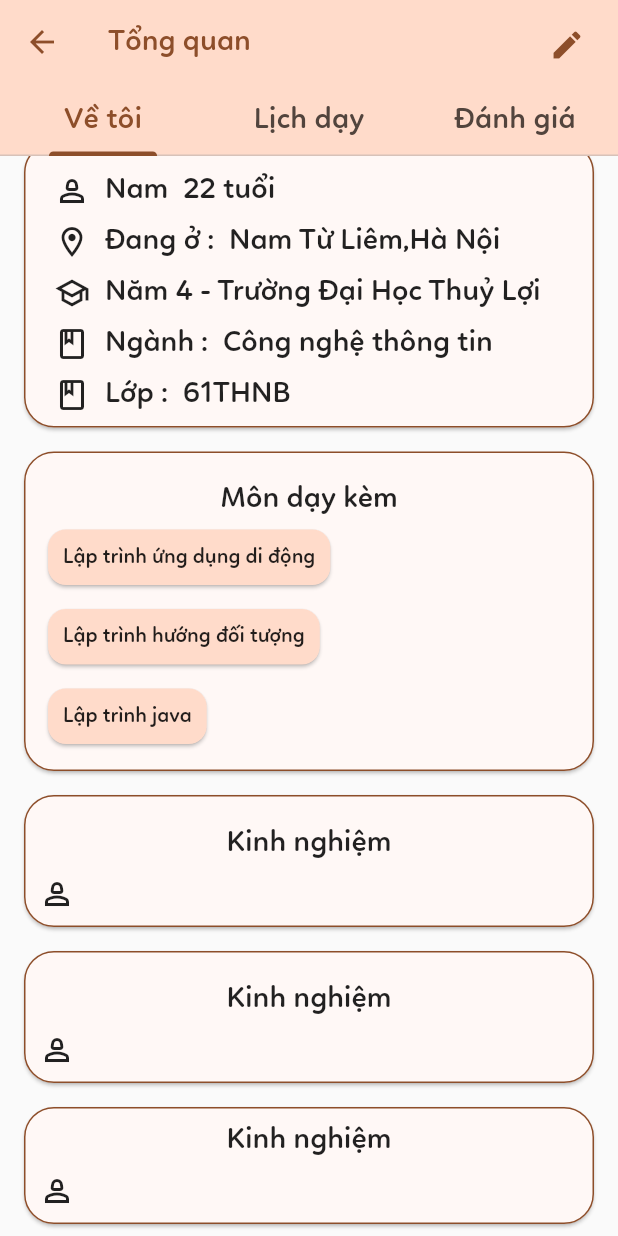
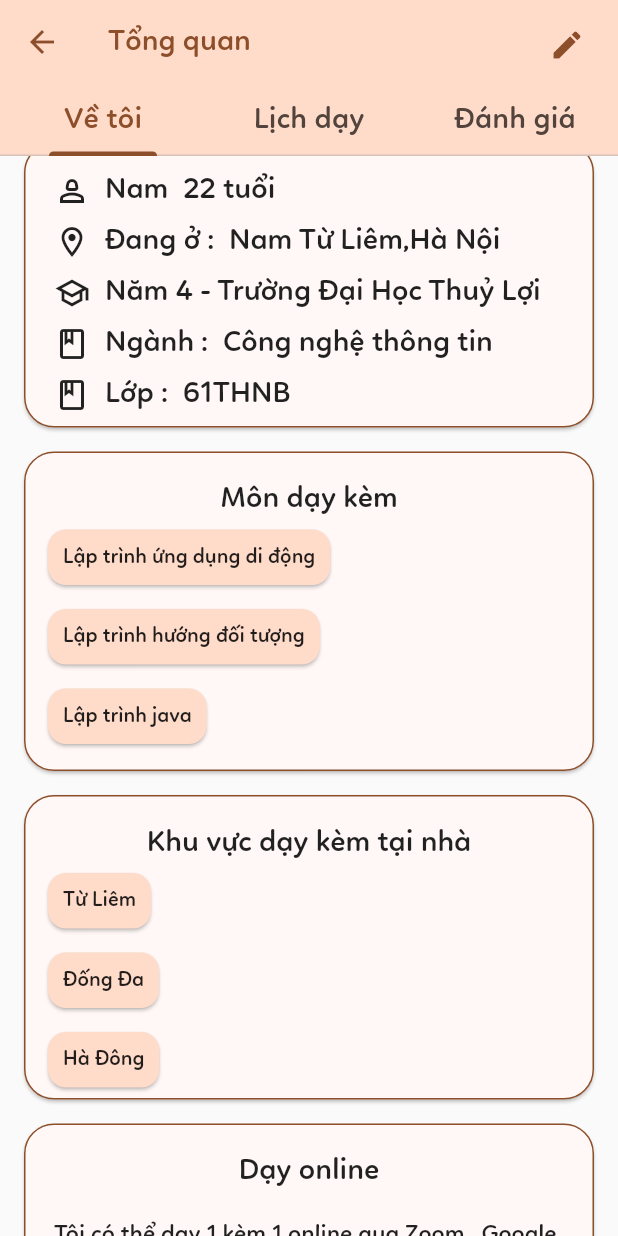
Before and after one commit to ZecManh/Student_Learn, a Flutter app: the TutorInfo screen opened directly, scrolled down 516 dp, on a phone screen of 412 x 824 dp. Run offline on Flutter 3.47's test engine with Material 2 defaults, Android fonts, the phone set to English and light mode, and no system bars; our stand-ins replace cloud_firestore, email_validator, firebase_auth, firebase_core, firebase_storage, flutter_pw_validator and 4 more; missing offline and left inert: firebase_app_check, qr_code_scanner; accounts and stored records are empty; network calls fail.

Commit message:
fix text

```diff
--- a/lib/screen/learner/dash_board_learner_main.dart
+++ b/lib/screen/learner/dash_board_learner_main.dart
@@ -221,7 +221,7 @@ class _DashBoardLearnerMainState extends State<DashBoardLearnerMain> {
                   ),
                   Expanded(
                     child: Padding(
-                      padding: const EdgeInsets.all(10),
+                      padding: const EdgeInsets.all(20),
                       child: Column(
                         children: [
                           Container(
--- a/lib/screen/tutor/dash_board_tutor_main.dart
+++ b/lib/screen/tutor/dash_board_tutor_main.dart
@@ -203,7 +203,7 @@ class _DashBoardTutorMainState extends State<DashBoardTutorMain> {
                             child: const Padding(
                               padding: EdgeInsets.all(18),
                               child: Icon(
-                                Icons.person_add_alt,
+                                Icons.add_outlined,
                                 color: Colors.white,
                               ),
                             ),
@@ -212,7 +212,7 @@ class _DashBoardTutorMainState extends State<DashBoardTutorMain> {
                             height: 10,
                           ),
                           const Text(
-                            'Tìm gia sư',
+                            'Tạo lớp dạy',
                             style: TextStyle(fontSize: 16),
                           )
                         ],
@@ -221,7 +221,7 @@ class _DashBoardTutorMainState extends State<DashBoardTutorMain> {
                   ),
                   Expanded(
                     child: Padding(
-                      padding: const EdgeInsets.all(10),
+                      padding: const EdgeInsets.all(20),
                       child: Column(
                         children: [
                           Container(
@@ -235,7 +235,7 @@ class _DashBoardTutorMainState extends State<DashBoardTutorMain> {
                             child: const Padding(
                               padding: EdgeInsets.all(18),
                               child: Icon(
-                                Icons.menu_book,
+                                Icons.mark_email_unread_outlined,
                                 color: Colors.white,
                               ),
                             ),
@@ -244,7 +244,7 @@ class _DashBoardTutorMainState extends State<DashBoardTutorMain> {
                             height: 10,
                           ),
                           const Text(
-                            'Khoá học',
+                            'Lời mời dạy',
                             style: TextStyle(fontSize: 16),
                           )
                         ],
@@ -304,7 +304,7 @@ class _DashBoardTutorMainState extends State<DashBoardTutorMain> {
                 mainAxisSize: MainAxisSize.max,
                 children: [
                   const Text(
-                    'Gia sư phù hợp với bạn',
+                    'Lớp đang dạy',
                     style: TextStyle(fontSize: 20),
                   ),
                   Text(
--- a/lib/screen/tutor/tutor_info.dart
+++ b/lib/screen/tutor/tutor_info.dart
@@ -111,14 +111,22 @@ class _TutorInfoState extends State<TutorInfo> with TickerProviderStateMixin {
                                   children: [
                                     Text(
                                       'Đã xác minh',
-                                      style: TextStyle(color: Theme.of(context).colorScheme.secondary,
+                                      style: TextStyle(
+                                          color: Theme.of(context)
+                                              .colorScheme
+                                              .secondary,
                                           fontSize: 20,
                                           fontStyle: FontStyle.italic),
                                     ),
                                     SizedBox(
                                       width: 10,
                                     ),
-                                    Icon(Icons.verified_outlined,color: Theme.of(context).colorScheme.secondary,)
+                                    Icon(
+                                      Icons.verified_outlined,
+                                      color: Theme.of(context)
+                                          .colorScheme
+                                          .secondary,
+                                    )
                                   ]),
                             ),
                           ),
@@ -375,24 +383,43 @@ class _TutorInfoState extends State<TutorInfo> with TickerProviderStateMixin {
                     ),
                     color: Theme.of(context).colorScheme.background,
                     child: Column(
-                      // crossAxisAlignment: CrossAxisAlignment.stretch,
+                      crossAxisAlignment: CrossAxisAlignment.start,
                       children: [
                         SizedBox(
                           height: 20,
                         ),
                         Center(
                           child: Text(
-                            'Kinh nghiệm',
+                            'Khu vực dạy kèm tại nhà',
                             style: TextStyle(fontSize: 20),
                           ),
                         ),
-                        Row(
+                        Column(
+                          crossAxisAlignment: CrossAxisAlignment.start,
                           children: [
-                            Padding(
-                                padding: EdgeInsets.all(10),
-                                child: Icon(Icons.person_2_outlined))
+                            Card(
+                                child: Padding(
+                                    padding: EdgeInsets.all(10),
+                                    child: Text(
+                                      'Từ Liêm',
+                                      style: TextStyle(fontSize: 14),
+                                    ))),
+                            Card(
+                                child: Padding(
+                                    padding: EdgeInsets.all(10),
+                                    child: Text(
+                                      'Đống Đa',
+                                      style: TextStyle(fontSize: 14),
+                                    ))),
+                            Card(
+                                child: Padding(
+                                    padding: EdgeInsets.all(10),
+                                    child: Text(
+                                      'Hà Đông',
+                                      style: TextStyle(fontSize: 14),
+                                    )))
                           ],
-                        ),
+                        )
                       ],
                     ),
                   ),
@@ -412,50 +439,19 @@ class _TutorInfoState extends State<TutorInfo> with TickerProviderStateMixin {
                         ),
                         Center(
                           child: Text(
-                            'Kinh nghiệm',
+                            'Dạy online',
                             style: TextStyle(fontSize: 20),
                           ),
                         ),
-                        Row(
-                          children: [
-                            Padding(
-                                padding: EdgeInsets.all(10),
-                                child: Icon(Icons.person_2_outlined))
-                          ],
-                        ),
+                        Padding(
+                            padding: EdgeInsets.all(20),
+                            child: Text(
+                              'Tôi có thể dạy 1 kèm 1 online qua Zoom , Google meet',
+                              style: TextStyle(fontSize: 16),
+                            ))
                       ],
                     ),
                   ),
-                  Card(
-                    shape: RoundedRectangleBorder(
-                      borderRadius: BorderRadius.circular(20),
-                      side: BorderSide(
-                          style: BorderStyle.solid,
-                          color: Theme.of(context).colorScheme.primary),
-                    ),
-                    color: Theme.of(context).colorScheme.background,
-                    child: Column(
-                      // crossAxisAlignment: CrossAxisAlignment.stretch,
-                      children: [
-                        SizedBox(
-                          height: 10,
-                        ),
-                        Center(
-                          child: Text(
-                            'Kinh nghiệm',
-                            style: TextStyle(fontSize: 20),
-                          ),
-                        ),
-                        Row(
-                          children: [
-                            Padding(
-                                padding: EdgeInsets.all(10),
-                                child: Icon(Icons.person_2_outlined))
-                          ],
-                        ),
-                      ],
-                    ),
-                  )
                 ],
               ),
             ),
--- a/pubspec.yaml
+++ b/pubspec.yaml
@@ -56,6 +56,7 @@ dependencies:
   image_picker: ^1.0.4
   firebase_app_check: ^0.2.1+4
   flutter_spinkit: ^5.2.0
+  timetable_view: ^0.3.0
 
 
 
```
Also changed, not shown: pubspec.lock.
